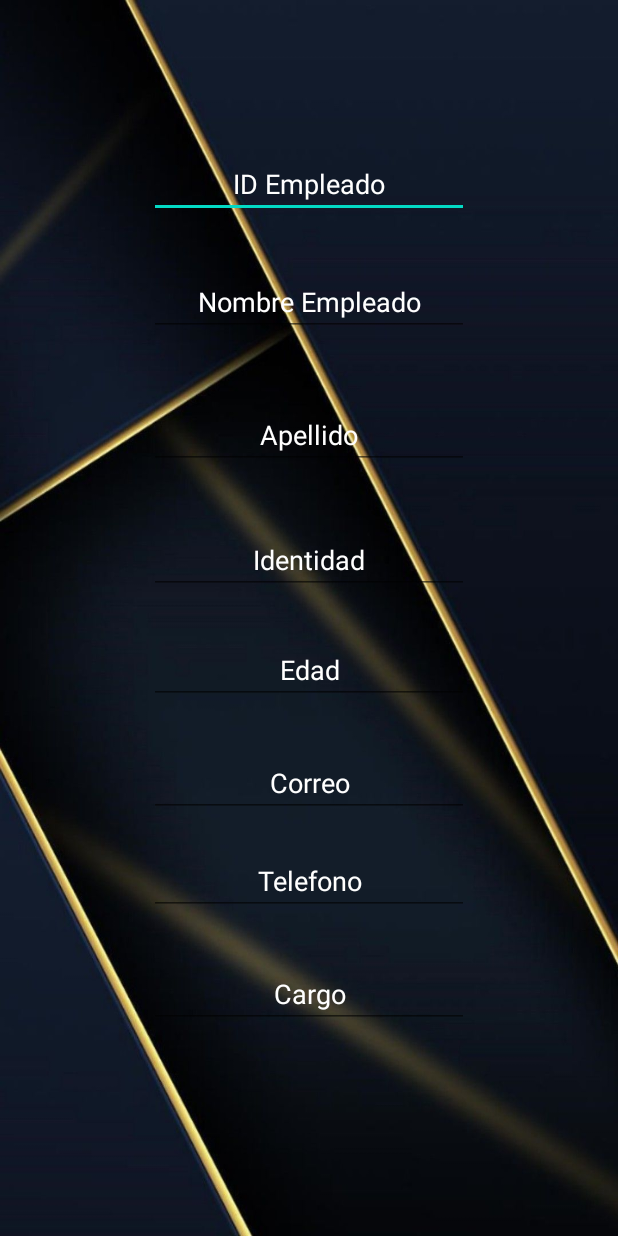
After one commit to alycastro22/PDMPROYECTO3, an Android app: the layout empleados_main.xml on its own in the app's theme, with its tools: preview values and no code run, on a phone screen of 412 x 824 dp. The commit adds this screen. Run offline under Robolectric (Android 15) with nearby library versions, the phone set to English and light mode, and no system bars.

Commit message:
Pantalla de empleados,Factura,Tipo de caso,Pago,cita.

```diff
--- /dev/null
+++ b/app/src/main/java/hn/edu/ujcv/pdm_2021_p3_proyecto3/Cita.kt
@@ -0,0 +1,4 @@
+package hn.edu.ujcv.pdm_2021_p3_proyecto3
+
+class Cita {
+}
--- /dev/null
+++ b/app/src/main/java/hn/edu/ujcv/pdm_2021_p3_proyecto3/Empleados.kt
@@ -0,0 +1,4 @@
+package hn.edu.ujcv.pdm_2021_p3_proyecto3
+
+class Empleados {
+}
--- /dev/null
+++ b/app/src/main/java/hn/edu/ujcv/pdm_2021_p3_proyecto3/Factura.kt
@@ -0,0 +1,4 @@
+package hn.edu.ujcv.pdm_2021_p3_proyecto3
+
+class Factura {
+}
--- /dev/null
+++ b/app/src/main/java/hn/edu/ujcv/pdm_2021_p3_proyecto3/TipoCaso.kt
@@ -0,0 +1,4 @@
+package hn.edu.ujcv.pdm_2021_p3_proyecto3
+
+class TipoCaso {
+}
--- /dev/null
+++ b/app/src/main/java/hn/edu/ujcv/pdm_2021_p3_proyecto3/TipoPago.kt
@@ -0,0 +1,4 @@
+package hn.edu.ujcv.pdm_2021_p3_proyecto3
+
+class TipoPago {
+}
--- /dev/null
+++ b/app/src/main/res/layout/empleados_main.xml
@@ -0,0 +1,138 @@
+<?xml version="1.0" encoding="utf-8"?>
+<androidx.constraintlayout.widget.ConstraintLayout xmlns:android="http://schemas.android.com/apk/res/android"
+    xmlns:app="http://schemas.android.com/apk/res-auto"
+    xmlns:tools="http://schemas.android.com/tools"
+    android:layout_width="match_parent"
+    android:layout_height="match_parent"
+    android:background="@drawable/fondo3">
+
+    <EditText
+        android:id="@+id/txtIdEmpleado"
+        android:layout_width="wrap_content"
+        android:layout_height="wrap_content"
+        android:layout_marginTop="100dp"
+        android:autofillHints=""
+        android:ems="10"
+        android:gravity="center"
+        android:hint="@string/txtIdEmpleado"
+        android:inputType="textPersonName"
+        android:text="@string/txtIdEmpleado"
+        android:textColor="@color/white"
+        android:textColorHint="@color/white"
+        app:layout_constraintEnd_toEndOf="parent"
+        app:layout_constraintStart_toStartOf="parent"
+        app:layout_constraintTop_toTopOf="parent" />
+
+    <EditText
+        android:id="@+id/txtNombre"
+        android:layout_width="wrap_content"
+        android:layout_height="wrap_content"
+        android:layout_marginTop="33dp"
+        android:autofillHints=""
+        android:ems="10"
+        android:gravity="center"
+        android:hint="@string/txtNombre"
+        android:inputType="textPersonName"
+        android:text="@string/txtNombre"
+        android:textColor="@color/white"
+        android:textColorHint="@color/white"
+        app:layout_constraintEnd_toEndOf="parent"
+        app:layout_constraintStart_toStartOf="parent"
+        app:layout_constraintTop_toBottomOf="@+id/txtIdEmpleado" />
+
+    <EditText
+        android:id="@+id/txtApellido"
+        android:layout_width="wrap_content"
+        android:layout_height="wrap_content"
+        android:layout_marginTop="43dp"
+        android:autofillHints=""
+        android:ems="10"
+        android:gravity="center"
+        android:hint="@string/txtApellidoEmpleado"
+        android:inputType="textPersonName"
+        android:text="@string/txtApellidoEmpleado"
+        android:textColor="@color/white"
+        app:layout_constraintEnd_toEndOf="parent"
+        app:layout_constraintStart_toStartOf="parent"
+        app:layout_constraintTop_toBottomOf="@+id/txtNombre" />
+
+    <EditText
+        android:id="@+id/txtIdentidad1"
+        android:layout_width="wrap_content"
+        android:layout_height="wrap_content"
+        android:layout_marginTop="38dp"
+        android:autofillHints=""
+        android:ems="10"
+        android:gravity="center"
+        android:hint="@string/txtIdentidad1"
+        android:inputType="textPersonName"
+        android:text="@string/txtIdentidad1"
+        android:textColor="@color/white"
+        app:layout_constraintEnd_toEndOf="parent"
+        app:layout_constraintStart_toStartOf="parent"
+        app:layout_constraintTop_toBottomOf="@+id/txtApellido" />
+
+    <EditText
+        android:id="@+id/txtEdad"
+        android:layout_width="wrap_content"
+        android:layout_height="wrap_content"
+        android:layout_marginTop="28dp"
+        android:autofillHints=""
+        android:ems="10"
+        android:gravity="center"
+        android:hint="@string/txtEdad"
+        android:inputType="textPersonName"
+        android:text="@string/txtEdad"
+        android:textColor="@color/white"
+        app:layout_constraintEnd_toEndOf="parent"
+        app:layout_constraintStart_toStartOf="parent"
+        app:layout_constraintTop_toBottomOf="@+id/txtIdentidad1" />
+
+    <EditText
+        android:id="@+id/txtCorreo"
+        android:layout_width="wrap_content"
+        android:layout_height="wrap_content"
+        android:layout_marginTop="30dp"
+        android:autofillHints=""
+        android:ems="10"
+        android:gravity="center"
+        android:hint="@string/txtCorreo"
+        android:inputType="textPersonName"
+        android:text="@string/txtCorreo"
+        android:textColor="@color/white"
+        app:layout_constraintEnd_toEndOf="parent"
+        app:layout_constraintStart_toStartOf="parent"
+        app:layout_constraintTop_toBottomOf="@+id/txtEdad" />
+
+    <EditText
+        android:id="@+id/txtTelefono3"
+        android:layout_width="wrap_content"
+        android:layout_height="wrap_content"
+        android:layout_marginTop="20dp"
+        android:autofillHints=""
+        android:ems="10"
+        android:gravity="center"
+        android:hint="@string/txtTelefono3"
+        android:inputType="textPersonName"
+        android:text="@string/txtTelefono3"
+        android:textColor="@color/white"
+        app:layout_constraintEnd_toEndOf="parent"
+        app:layout_constraintStart_toStartOf="parent"
+        app:layout_constraintTop_toBottomOf="@+id/txtCorreo" />
+
+    <EditText
+        android:id="@+id/txtCargo"
+        android:layout_width="wrap_content"
+        android:layout_height="wrap_content"
+        android:layout_marginTop="30dp"
+        android:ems="10"
+        android:gravity="center"
+        android:hint="@string/txtCargo"
+        android:inputType="textPersonName"
+        android:text="@string/txtCargo"
+        android:textColor="@color/white"
+        app:layout_constraintEnd_toEndOf="parent"
+        app:layout_constraintStart_toStartOf="parent"
+        app:layout_constraintTop_toBottomOf="@+id/txtTelefono3"
+        android:autofillHints="" />
+</androidx.constraintlayout.widget.ConstraintLayout>
--- a/app/src/main/res/values/strings.xml
+++ b/app/src/main/res/values/strings.xml
@@ -37,7 +37,46 @@
 
     <string name="agencia">Agencia</string>
     <string name="nuestros_servicios">Nuestros servicios:</string>
-    <string name="casos">Casos</string>
+
+    <string name="txtIdEmpleado">ID Empleado</string>
+    <string name="txtNombre">Nombre Empleado</string>
+    <string name="txtApellidoEmpleado">Apellido</string>
+    <string name="txtIdentidad1">Identidad</string>
+    <string name="txtCorreo">Correo</string>
+    <string name="txtTelefono3">Telefono</string>
+    <string name="txtCargo">Cargo</string>
+
+    <string name="txtIdCita">ID Cita</string>
+    <string name="txtNombre3">Nombre</string>
+    <string name="txtIdTC">Id Tipo de caso</string>
+    <string name="txtFecha">Fecha</string>
+    <string name="txtIdAbogado1">Id Abogado</string>
+
+    <string name="txtId1">Codigo</string>
+    <string name="txtFechaFactura">Fecha</string>
+    <string name="txtIdCliente">Id Cliente</string>
+    <string name="txtIdEmpleado1">Id Empleado</string>
+    <string name="txtIdAbogado2">Id Abogado</string>
+    <string name="txtIdCaso1">Id Caso</string>
+    <string name="txtIdPago">Id Pago</string>
+
+    <string name="txtIdTc">Id tipo de caso</string>
+    <string name="txtDescripcion">Asunto</string>
+
+    <string name="txtIdTipoPago">Id tipo de Pago</string>
+    <string name="txtDescripcion1">Asunto</string>
+
+
+
+
+
+
+
+
+
+
+
+
 
 
 </resources>
```
Also changed, not shown: app/src/main/res/layout/cita_main.xml (added, +88 -0 lines), app/src/main/res/layout/factura_main.xml (added, +120 -0 lines), app/src/main/res/layout/tipocaso_main.xml (added, +40 -0 lines), app/src/main/res/layout/tipopago.xml (added, +40 -0 lines).
